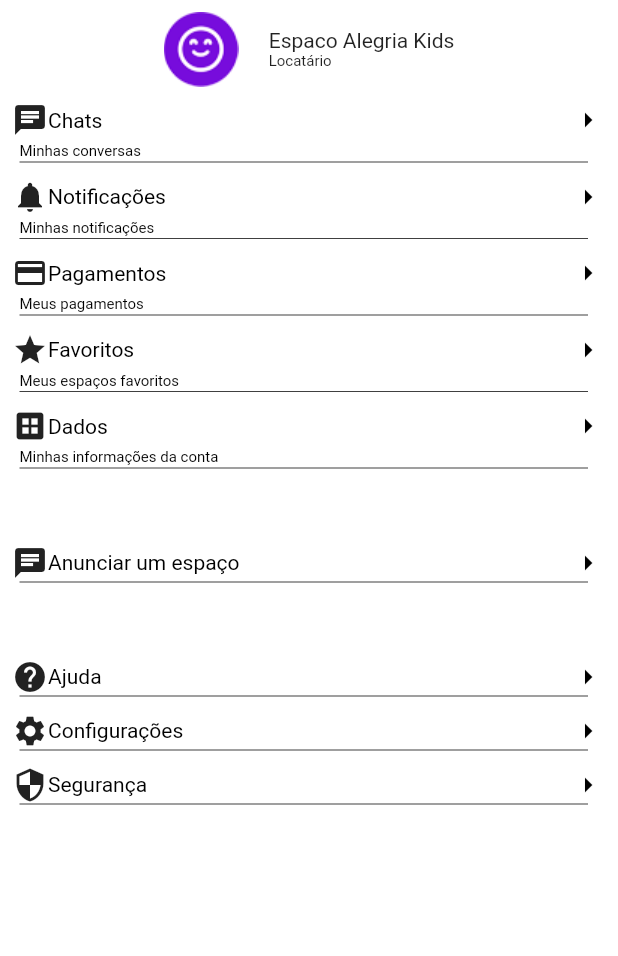
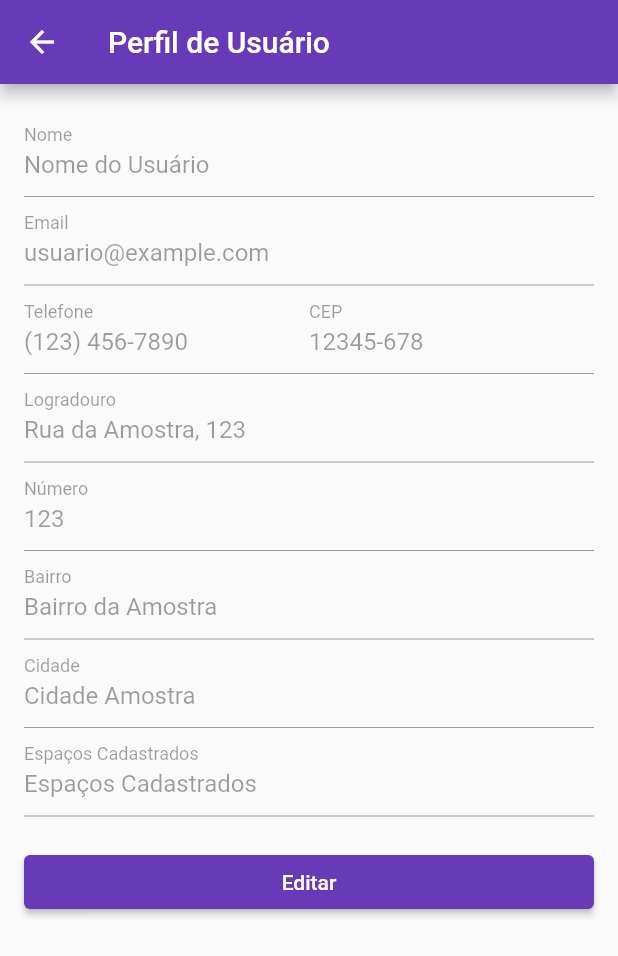
Before and after one commit to rodrigoaugusto99/git_flutter_festou, a Flutter app: the Account screen opened directly, after a tap on "Dados", on a phone screen of 412 x 824 dp. Shown: the top 956 px of the screen. Run offline on Flutter 3.47's test engine with Material 2 defaults, Android fonts, the phone set to English and light mode, and no system bars; our stand-ins replace cloud_firestore, firebase_auth, firebase_core, flutter_riverpod, geocoding, google_maps_flutter and 3 more; missing offline and left inert: search_cep, validatorless; accounts and stored records are empty; generated files the repository leaves out were written again.

Commit message:
FESTOU-65: Desenvolver "Dados" de AccountPage

```diff
--- a/lib/main.dart
+++ b/lib/main.dart
@@ -4,7 +4,8 @@ import 'package:flutter_riverpod/flutter_riverpod.dart';
 import 'package:git_flutter_festou/firebase_options.dart';
 import 'package:git_flutter_festou/src/core/ui/festou_nav_global_key.dart';
 import 'package:git_flutter_festou/src/features/auth/auth_page.dart';
-import 'package:git_flutter_festou/src/features/bottomNavBar/account_pages/help_page.dart';
+import 'package:git_flutter_festou/src/features/bottomNavBar/account%20options/dados/dados_page.dart';
+import 'package:git_flutter_festou/src/features/bottomNavBar/account%20options/help/help_page.dart';
 import 'package:git_flutter_festou/src/features/bottomNavBar/bottomNavBarPage.dart';
 import 'package:git_flutter_festou/src/features/login/login_page.dart';
 import 'package:git_flutter_festou/src/features/register/space/space_register_page.dart';
@@ -35,6 +36,7 @@ class MyApp extends StatelessWidget {
         '/register/space': (_) => const EspacoRegisterPage(),
         '/register/user/infos': (_) => const UserRegisterInfosPage(),
         '/account/help': (_) => const HelpPage(),
+        '/account/dados': (_) => const DadosPage(),
       },
       theme: ThemeData(
         primarySwatch: Colors.deepPurple,
@@ -45,7 +47,7 @@ class MyApp extends StatelessWidget {
           ),
         ),
       ),
-      home: const SplashPage(),
+      home: const DadosPage(),
     );
   }
 }
--- /dev/null
+++ b/lib/src/features/bottomNavBar/account options/dados/dados_page.dart
@@ -0,0 +1,81 @@
+import 'package:flutter/material.dart';
+
+class DadosPage extends StatefulWidget {
+  const DadosPage({super.key});
+
+  @override
+  _DadosPageState createState() => _DadosPageState();
+}
+
+class _DadosPageState extends State<DadosPage> {
+  bool isEditing = false;
+
+  TextEditingController nameController =
+      TextEditingController(text: "Nome do Usuário");
+  TextEditingController emailController =
+      TextEditingController(text: "usuario@example.com");
+  TextEditingController phoneController =
+      TextEditingController(text: "(123) 456-7890");
+  TextEditingController cepController =
+      TextEditingController(text: "12345-678");
+  TextEditingController addressController =
+      TextEditingController(text: "Rua da Amostra, 123");
+  TextEditingController numberController = TextEditingController(text: "123");
+  TextEditingController neighborhoodController =
+      TextEditingController(text: "Bairro da Amostra");
+  TextEditingController cityController =
+      TextEditingController(text: "Cidade Amostra");
+  TextEditingController spacesController =
+      TextEditingController(text: "Espaços Cadastrados");
+
+  @override
+  Widget build(BuildContext context) {
+    return Scaffold(
+      appBar: AppBar(
+        title: const Text("Perfil de Usuário"),
+      ),
+      body: SingleChildScrollView(
+        child: Padding(
+          padding: const EdgeInsets.all(16.0),
+          child: Column(
+            crossAxisAlignment: CrossAxisAlignment.stretch,
+            children: [
+              buildTextField("Nome", nameController),
+              buildTextField("Email", emailController),
+              Row(
+                children: [
+                  Expanded(child: buildTextField("Telefone", phoneController)),
+                  Expanded(child: buildTextField("CEP", cepController)),
+                ],
+              ),
+              buildTextField("Logradouro", addressController),
+              buildTextField("Número", numberController),
+              buildTextField("Bairro", neighborhoodController),
+              buildTextField("Cidade", cityController),
+              buildTextField("Espaços Cadastrados", spacesController),
+              const SizedBox(height: 20),
+              ElevatedButton(
+                onPressed: () {
+                  setState(() {
+                    isEditing = !isEditing;
+                  });
+                },
+                child: Text(isEditing ? "Salvar" : "Editar"),
+              ),
+            ],
+          ),
+        ),
+      ),
+    );
+  }
+
+  Widget buildTextField(String label, TextEditingController controller) {
+    return TextField(
+      controller: controller,
+      enabled: isEditing,
+      decoration: InputDecoration(
+        labelText: label,
+      ),
+    );
+  }
+}
--- a/lib/src/features/bottomNavBar/account_pages/help_page.dart
+++ b/lib/src/features/bottomNavBar/account options/help/help_page.dart
@@ -1,6 +1,6 @@
 import 'package:flutter/material.dart';
-import 'package:git_flutter_festou/src/features/bottomNavBar/widgets/help_center_page.dart';
-import 'package:git_flutter_festou/src/features/bottomNavBar/widgets/report_bug_page.dart';
+import 'package:git_flutter_festou/src/features/bottomNavBar/account%20options/help/widgets/help_center_page.dart';
+import 'package:git_flutter_festou/src/features/bottomNavBar/account%20options/help/widgets/report_bug_page.dart';
 
 class HelpPage extends StatelessWidget {
   const HelpPage({super.key});
--- a/lib/src/features/bottomNavBar/account.dart
+++ b/lib/src/features/bottomNavBar/account.dart
@@ -1,5 +1,5 @@
 import 'package:flutter/material.dart';
-import 'package:git_flutter_festou/src/features/bottomNavBar/account_pages/help_page.dart';
+import 'package:git_flutter_festou/src/features/bottomNavBar/account%20options/help/help_page.dart';
 
 class Account extends StatefulWidget {
   const Account({super.key});
@@ -62,7 +62,7 @@ class _AccountState extends State<Account> {
               text: 'Dados',
               text2: 'Minhas informações da conta',
               icon: const Icon(Icons.dataset),
-              onTap: () {},
+              onTap: () => Navigator.of(context).pushNamed('/account/dados'),
             ),
             const SizedBox(height: 40),
             AcountButton(
```
Also changed, not shown: lib/src/features/bottomNavBar/account options/help/widgets/help_center_page.dart (renamed from lib/src/features/bottomNavBar/widgets/help_center_page.dart), lib/src/features/bottomNavBar/account options/help/widgets/report_bug_page.dart (renamed from lib/src/features/bottomNavBar/widgets/report_bug_page.dart).
